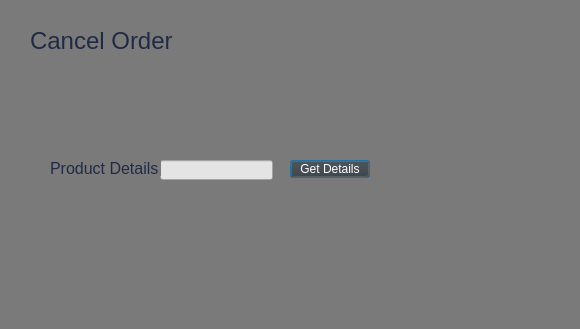
Qt form Bhitti-master/Bhitti/cancelorder.ui (BigyaDhungana/Bhitti) before a commit.
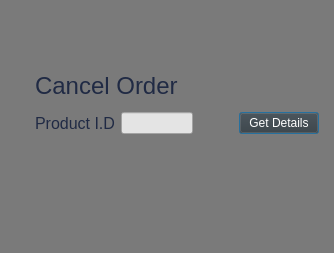
The same form after that commit.

What changed in the file:
```diff
--- a/Bhitti-master/Bhitti/cancelorder.ui
+++ b/Bhitti-master/Bhitti/cancelorder.ui
@@ -6,8 +6,8 @@
    <rect>
     <x>0</x>
     <y>0</y>
-    <width>580</width>
-    <height>329</height>
+    <width>334</width>
+    <height>253</height>
    </rect>
   </property>
   <property name="windowTitle">
@@ -16,28 +16,72 @@
   <property name="styleSheet">
    <string notr="true">background-color: rgb(122, 122, 122);</string>
   </property>
+  <layout class="QGridLayout" name="gridLayout" rowstretch="20,15,40,40">
+   <item row="0" column="2">
+    <spacer name="verticalSpacer_2">
+     <property name="orientation">
+      <enum>Qt::Vertical</enum>
+     </property>
+     <property name="sizeHint" stdset="0">
+      <size>
+       <width>20</width>
+       <height>40</height>
+      </size>
+     </property>
+    </spacer>
+   </item>
+   <item row="1" column="1">
+    <spacer name="verticalSpacer_3">
+     <property name="orientation">
+      <enum>Qt::Vertical</enum>
+     </property>
+     <property name="sizeHint" stdset="0">
+      <size>
+       <width>20</width>
+       <height>40</height>
+      </size>
+     </property>
+    </spacer>
+   </item>
+   <item row="2" column="2">
+    <layout class="QHBoxLayout" name="horizontalLayout" stretch="0,30,0,0">
+     <item>
+      <widget class="QLabel" name="label_2">
+       <property name="font">
+        <font>
+         <pointsize>12</pointsize>
+        </font>
+       </property>
+       <property name="styleSheet">
+        <string notr="true">color: rgb(32, 42, 68);</string>
+       </property>
+       <property name="text">
+        <string>Product I.D</string>
+       </property>
+      </widget>
+     </item>
+     <item>
   <widget class="QLineEdit" name="lineEdit">
-   <property name="geometry">
-    <rect>
-     <x>160</x>
-     <y>160</y>
-     <width>113</width>
-     <height>20</height>
-    </rect>
-   </property>
    <property name="styleSheet">
     <string notr="true">background-color: rgb(228, 228, 228);</string>
    </property>
   </widget>
+     </item>
+     <item>
+      <spacer name="horizontalSpacer_3">
+       <property name="orientation">
+        <enum>Qt::Horizontal</enum>
+       </property>
+       <property name="sizeHint" stdset="0">
+        <size>
+         <width>40</width>
+         <height>20</height>
+        </size>
+       </property>
+      </spacer>
+     </item>
+     <item>
   <widget class="QPushButton" name="pushButton">
-   <property name="geometry">
-    <rect>
-     <x>290</x>
-     <y>160</y>
-     <width>80</width>
-     <height>18</height>
-    </rect>
-   </property>
    <property name="cursor">
     <cursorShape>PointingHandCursor</cursorShape>
    </property>
@@ -49,15 +93,11 @@
     <string>Get Details</string>
    </property>
   </widget>
+     </item>
+    </layout>
+   </item>
+   <item row="1" column="2">
   <widget class="QLabel" name="label">
-   <property name="geometry">
-    <rect>
-     <x>30</x>
-     <y>30</y>
-     <width>161</width>
-     <height>21</height>
-    </rect>
-   </property>
    <property name="font">
     <font>
      <pointsize>18</pointsize>
@@ -70,27 +110,47 @@
     <string>Cancel Order</string>
    </property>
   </widget>
-  <widget class="QLabel" name="label_2">
-   <property name="geometry">
-    <rect>
-     <x>50</x>
-     <y>160</y>
-     <width>111</width>
-     <height>16</height>
-    </rect>
-   </property>
-   <property name="font">
-    <font>
-     <pointsize>12</pointsize>
-    </font>
-   </property>
-   <property name="styleSheet">
-    <string notr="true">color: rgb(32, 42, 68);</string>
-   </property>
-   <property name="text">
-    <string>Product Details</string>
-   </property>
-  </widget>
+   </item>
+   <item row="1" column="0">
+    <spacer name="horizontalSpacer">
+     <property name="orientation">
+      <enum>Qt::Horizontal</enum>
+     </property>
+     <property name="sizeHint" stdset="0">
+      <size>
+       <width>40</width>
+       <height>20</height>
+      </size>
+     </property>
+    </spacer>
+   </item>
+   <item row="3" column="2">
+    <spacer name="verticalSpacer">
+     <property name="orientation">
+      <enum>Qt::Vertical</enum>
+     </property>
+     <property name="sizeHint" stdset="0">
+      <size>
+       <width>20</width>
+       <height>40</height>
+      </size>
+     </property>
+    </spacer>
+   </item>
+   <item row="2" column="3">
+    <spacer name="horizontalSpacer_2">
+     <property name="orientation">
+      <enum>Qt::Horizontal</enum>
+     </property>
+     <property name="sizeHint" stdset="0">
+      <size>
+       <width>40</width>
+       <height>20</height>
+      </size>
+     </property>
+    </spacer>
+   </item>
+  </layout>
  </widget>
  <resources/>
  <connections/>
```
Lines whose indentation alone changed are shown as unchanged.
